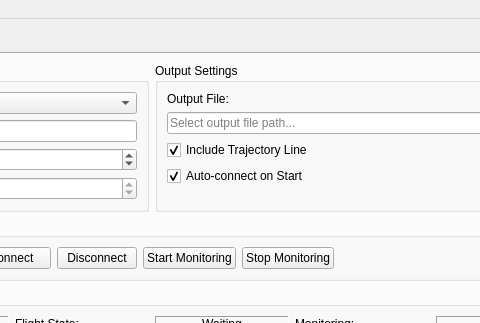
Above: fdr/ui/gui_fdr.ui from ldeglise/AirRallies before the change; both pictures show x 298 to 778 and y 0 to 323 of the 900 by 700 pixel window. Below: the same form after it.
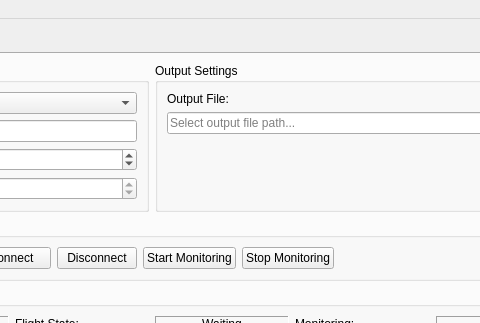
That is the form after the change.

What changed in the file:
```diff
--- a/fdr/ui/gui_fdr.ui
+++ b/fdr/ui/gui_fdr.ui
@@ -163,32 +163,6 @@
                </item>
               </layout>
              </item>
-             <item row="2" column="0">
-              <widget class="QCheckBox" name="checkBoxIncludeTrajectory">
-               <property name="text">
-                <string>Include Trajectory Line</string>
-               </property>
-               <property name="toolTip">
-                <string>Add a LineString feature for trajectory visualization in QGIS</string>
-               </property>
-               <property name="checked">
-                <bool>true</bool>
-               </property>
-              </widget>
-             </item>
-             <item row="3" column="0">
-              <widget class="QCheckBox" name="checkBoxAutoConnect">
-               <property name="text">
-                <string>Auto-connect on Start</string>
-               </property>
-               <property name="toolTip">
-                <string>Automatically connect to simulator when monitoring starts</string>
-               </property>
-               <property name="checked">
-                <bool>true</bool>
-               </property>
-              </widget>
-             </item>
             </layout>
            </widget>
           </item>
```
